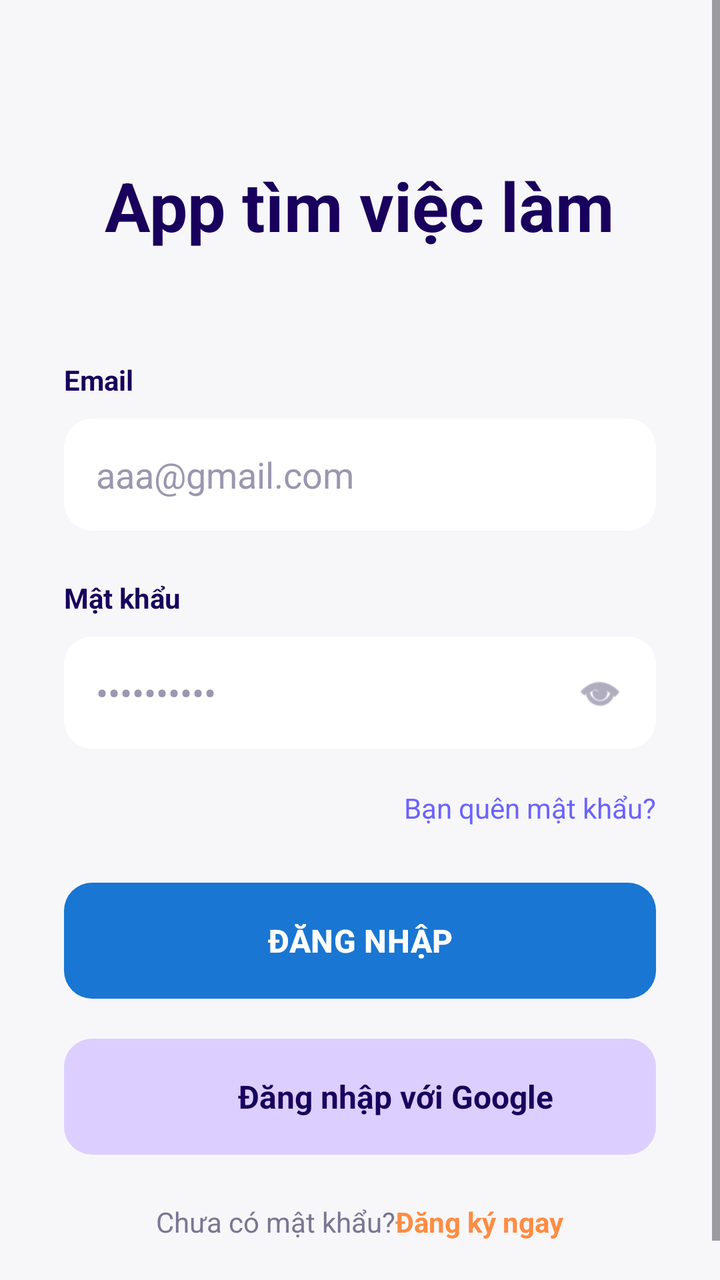
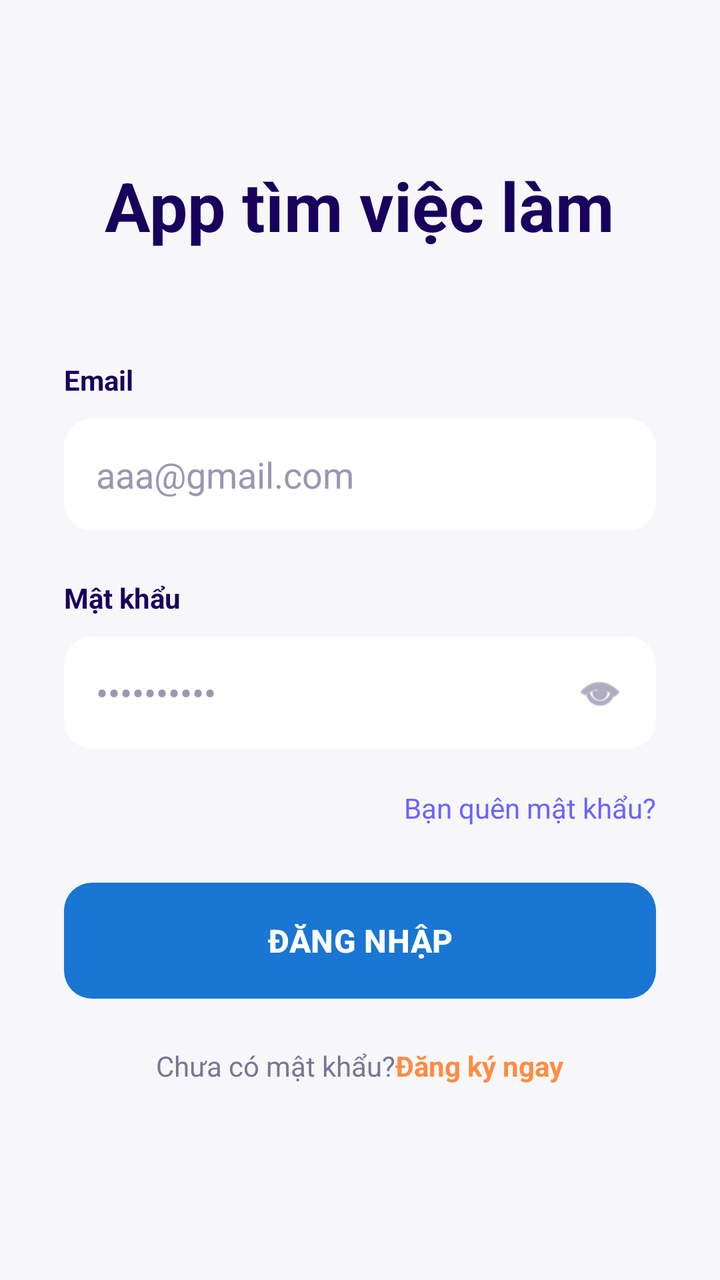

Before-and-after screenshots of an Android layout around one commit, followed by the original layout XML and the change that was made.
<!-- AndroidManifest.xml: application theme Theme.AppTimViecLam -->
<!-- res/layout/login_layout.xml -->
<?xml version="1.0" encoding="utf-8"?>
<ScrollView xmlns:android="http://schemas.android.com/apk/res/android"
    xmlns:app="http://schemas.android.com/apk/res-auto"
    xmlns:tools="http://schemas.android.com/tools"
    android:layout_width="match_parent"
    android:layout_height="match_parent"
    android:background="#F7F7FA"
    tools:context=".activities.LoginActivity">

    <LinearLayout
        android:layout_width="match_parent"
        android:layout_height="wrap_content"
        android:orientation="vertical"
        android:paddingStart="32dp"
        android:paddingEnd="32dp"
        android:paddingTop="80dp"
        android:paddingBottom="40dp">

        
        <TextView
            android:id="@+id/txtTitle"
            android:layout_width="wrap_content"
            android:layout_height="wrap_content"
            android:layout_gravity="center"
            android:text="App tìm việc làm"
            android:textColor="#18005C"
            android:textSize="34sp"
            android:textStyle="bold" />


        
        <TextView
            android:layout_width="wrap_content"
            android:layout_height="wrap_content"
            android:layout_marginTop="55dp"
            android:text="@string/txt_email"
            android:textColor="#18005C"
            android:textStyle="bold"
            android:textSize="14sp" />

        <EditText
            android:id="@+id/edtEmail"
            android:layout_width="match_parent"
            android:layout_height="56dp"
            android:layout_marginTop="10dp"
            android:background="@drawable/bg_edittext"
            android:hint="@string/hintEmail"
            android:paddingStart="16dp"
            android:paddingEnd="16dp"
            android:textColor="#18005C"
            android:textColorHint="#9B97B0"
            android:inputType="textEmailAddress" />

        
        <TextView
            android:layout_width="wrap_content"
            android:layout_height="wrap_content"
            android:layout_marginTop="24dp"
            android:text="@string/txtPass"
            android:textColor="#18005C"
            android:textStyle="bold"
            android:textSize="14sp" />

        <RelativeLayout
            android:layout_width="match_parent"
            android:layout_height="56dp"
            android:layout_marginTop="10dp"
            android:background="@drawable/bg_edittext"
            android:paddingEnd="16dp">

            <EditText
                android:id="@+id/edtPassword"
                android:layout_width="match_parent"
                android:layout_height="match_parent"
                android:layout_toStartOf="@id/imgEye"
                android:background="@android:color/transparent"
                android:hint="@string/hintPass"
                android:paddingStart="16dp"
                android:textColor="#18005C"
                android:textColorHint="#9B97B0"
                android:inputType="textPassword" />

            <ImageView
                android:id="@+id/imgEye"
                android:layout_width="24dp"
                android:layout_height="24dp"
                android:layout_alignParentEnd="true"
                android:layout_centerVertical="true"
                android:src="@android:drawable/ic_menu_view"
                app:tint="#7A7693" />

        </RelativeLayout>

        
        <LinearLayout
            android:layout_width="match_parent"
            android:layout_height="wrap_content"
            android:layout_marginTop="20dp"
            android:gravity="center_vertical"
            android:orientation="horizontal">

            <View
                android:layout_width="0dp"
                android:layout_height="0dp"
                android:layout_weight="1" />

            
            <TextView
                android:id="@+id/txtForgotPassword"
                android:layout_width="wrap_content"
                android:layout_height="wrap_content"
                android:text="@string/txtForgotPass"
                android:textColor="#6C63FF"
                android:textSize="14sp" />
        </LinearLayout>

        
        <Button
            android:id="@+id/btnLogin"
            android:layout_width="match_parent"
            android:layout_height="58dp"
            android:layout_marginTop="28dp"
            android:background="@drawable/bg_button"
            android:text="@string/txtLogin"
            android:textAllCaps="true"
            android:textColor="#FFFFFF"
            android:textSize="16sp"
            android:textStyle="bold" />

        
        <LinearLayout
            android:id="@+id/btnGoogle"
            android:layout_width="match_parent"
            android:layout_height="58dp"
            android:layout_marginTop="20dp"
            android:background="@drawable/bg_google"
            android:gravity="center"
            android:orientation="horizontal">

            <ImageView
                android:layout_width="24dp"
                android:layout_height="24dp"
                android:src="@android:drawable/sym_def_app_icon" />

            <TextView
                android:layout_width="wrap_content"
                android:layout_height="wrap_content"
                android:layout_marginStart="12dp"
                android:text="@string/txtLoginGG"
                android:textColor="#18005C"
                android:textSize="16sp"
                android:textStyle="bold" />
        </LinearLayout>

        
        <LinearLayout
            android:layout_width="wrap_content"
            android:layout_height="wrap_content"
            android:layout_gravity="center"
            android:layout_marginTop="24dp"
            android:orientation="horizontal">

            <TextView
                android:layout_width="wrap_content"
                android:layout_height="wrap_content"
                android:text="@string/txtCCMK"
                android:textColor="#7A7693"
                android:textSize="14sp" />

            <TextView
                android:id="@+id/txtSignUp"
                android:layout_width="wrap_content"
                android:layout_height="wrap_content"
                android:text="@string/txtRegister"
                android:textColor="#FF8C42"
                android:textStyle="bold"
                android:textSize="14sp" />
        </LinearLayout>

    </LinearLayout>

</ScrollView>
<!-- resources referenced by this layout -->
<resources>
  <!-- drawable bg_button (drawable) -->
  <?xml version="1.0" encoding="utf-8"?>
  <shape xmlns:android="http://schemas.android.com/apk/res/android">
      <solid android:color="#1B0066"/>
      <corners android:radius="14dp"/>
  </shape>
  <!-- drawable bg_edittext (drawable) -->
  <?xml version="1.0" encoding="utf-8"?>
  <shape xmlns:android="http://schemas.android.com/apk/res/android">
      <solid android:color="#FFFFFF"/>
      <corners android:radius="14dp"/>
  </shape>
  <!-- drawable bg_google (drawable) -->
  <?xml version="1.0" encoding="utf-8"?>
  <shape xmlns:android="http://schemas.android.com/apk/res/android">
      <solid android:color="#DCCFFF"/>
      <corners android:radius="14dp"/>
  </shape>
  <string name="hintEmail">aaa@gmail.com</string>
  <string name="hintPass">••••••••••</string>
  <string name="txtCCMK">Chưa có mật khẩu?</string>
  <string name="txtForgotPass">Bạn quên mật khẩu? </string>
  <string name="txtLogin">Đăng nhập</string>
  <string name="txtLoginGG">Đăng nhập với Google</string>
  <string name="txtPass">Mật khẩu</string>
  <string name="txtRegister">Đăng ký ngay</string>
  <string name="txt_email">Email</string>
  <style name="Theme.AppTimViecLam" parent="Base.Theme.AppTimViecLam" />
  <style name="Base.Theme.AppTimViecLam" parent="Theme.Material3.DayNight.NoActionBar">
          
          
              <item name="colorPrimary">@color/primary</item>
              <item name="colorOnPrimary">@android:color/white</item>
  
              <item name="android:statusBarColor">@color/primary_dark</item>
      </style>
  <color name="primary">#1976D2</color>
  <color name="primary_dark">#0D47A1</color>
</resources>

<!-- the commit's change to res/layout/login_layout.xml (unified diff, before → after) -->
@@ -127,30 +127,6 @@
             android:textSize="16sp"
             android:textStyle="bold" />
 
-        
-        <LinearLayout
-            android:id="@+id/btnGoogle"
-            android:layout_width="match_parent"
-            android:layout_height="58dp"
-            android:layout_marginTop="20dp"
-            android:background="@drawable/bg_google"
-            android:gravity="center"
-            android:orientation="horizontal">
-
-            <ImageView
-                android:layout_width="24dp"
-                android:layout_height="24dp"
-                android:src="@android:drawable/sym_def_app_icon" />
-
-            <TextView
-                android:layout_width="wrap_content"
-                android:layout_height="wrap_content"
-                android:layout_marginStart="12dp"
-                android:text="@string/txtLoginGG"
-                android:textColor="#18005C"
-                android:textSize="16sp"
-                android:textStyle="bold" />
-        </LinearLayout>
 
         
         <LinearLayout
<!-- resource entries referenced after the edit -->
@@ -12,18 +12,11 @@
       <solid android:color="#FFFFFF"/>
       <corners android:radius="14dp"/>
   </shape>
-  <!-- drawable bg_google (drawable) -->
-  <?xml version="1.0" encoding="utf-8"?>
-  <shape xmlns:android="http://schemas.android.com/apk/res/android">
-      <solid android:color="#DCCFFF"/>
-      <corners android:radius="14dp"/>
-  </shape>
   <string name="hintEmail">aaa@gmail.com</string>
   <string name="hintPass">••••••••••</string>
   <string name="txtCCMK">Chưa có mật khẩu?</string>
   <string name="txtForgotPass">Bạn quên mật khẩu? </string>
   <string name="txtLogin">Đăng nhập</string>
-  <string name="txtLoginGG">Đăng nhập với Google</string>
   <string name="txtPass">Mật khẩu</string>
   <string name="txtRegister">Đăng ký ngay</string>
   <string name="txt_email">Email</string>
